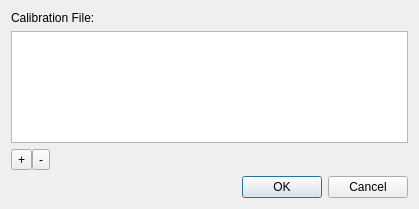
Old version of the form VelodyneHDL/vvCalibrationDialog.ui in the repository Kitware/VeloView.
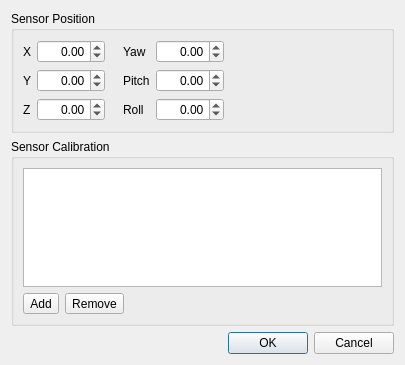
New version of the form. Icons and pictures are not drawn.

Commit message:
add sensor transform options
Extend the calibration dialog to also include the ability to specify the
sensor position and orientation. Do some general clean-up of the dialog
while we're at it. Move invocation of the dialog to applogic.py so that
we can retrieve the transform (as it can't readily be passed as a string
to runPython()). Apply transform when reading points.

```diff
--- a/VelodyneHDL/vvCalibrationDialog.ui
+++ b/VelodyneHDL/vvCalibrationDialog.ui
@@ -6,46 +6,235 @@
    <rect>
     <x>0</x>
     <y>0</y>
-    <width>419</width>
-    <height>209</height>
+    <width>405</width>
+    <height>365</height>
    </rect>
   </property>
   <property name="windowTitle">
    <string>Calibration File</string>
   </property>
-  <layout class="QGridLayout" name="gridLayout">
-   <item row="0" column="0" colspan="2">
-    <widget class="QLabel" name="label">
-     <property name="text">
-      <string>Calibration File:</string>
+  <layout class="QVBoxLayout" name="verticalLayout">
+   <item>
+    <widget class="QGroupBox" name="PositionGroup">
+     <property name="title">
+      <string>Sensor Position</string>
      </property>
+     <layout class="QHBoxLayout" name="horizontalLayout">
+      <item>
+       <layout class="QFormLayout" name="RotationLayout">
+        <item row="0" column="0">
+         <widget class="QLabel" name="OriginXLabel">
+          <property name="text">
+           <string>X</string>
+          </property>
+         </widget>
+        </item>
+        <item row="0" column="1">
+         <widget class="QDoubleSpinBox" name="OriginXSpinBox">
+          <property name="alignment">
+           <set>Qt::AlignRight|Qt::AlignTrailing|Qt::AlignVCenter</set>
+          </property>
+          <property name="minimum">
+           <double>-100.000000000000000</double>
+          </property>
+          <property name="maximum">
+           <double>100.000000000000000</double>
+          </property>
+         </widget>
+        </item>
+        <item row="1" column="0">
+         <widget class="QLabel" name="OriginYLabel">
+          <property name="text">
+           <string>Y</string>
+          </property>
+         </widget>
+        </item>
+        <item row="1" column="1">
+         <widget class="QDoubleSpinBox" name="OriginYSpinBox">
+          <property name="alignment">
+           <set>Qt::AlignRight|Qt::AlignTrailing|Qt::AlignVCenter</set>
+          </property>
+          <property name="minimum">
+           <double>-100.000000000000000</double>
+          </property>
+          <property name="maximum">
+           <double>100.000000000000000</double>
+          </property>
+         </widget>
+        </item>
+        <item row="2" column="0">
+         <widget class="QLabel" name="OriginZLabel">
+          <property name="text">
+           <string>Z</string>
+          </property>
+         </widget>
+        </item>
+        <item row="2" column="1">
+         <widget class="QDoubleSpinBox" name="OriginZSpinBox">
+          <property name="alignment">
+           <set>Qt::AlignRight|Qt::AlignTrailing|Qt::AlignVCenter</set>
+          </property>
+          <property name="minimum">
+           <double>-100.000000000000000</double>
+          </property>
+          <property name="maximum">
+           <double>100.000000000000000</double>
+          </property>
+         </widget>
+        </item>
+       </layout>
+      </item>
+      <item>
+       <spacer name="horizontalSpacer_3">
+        <property name="orientation">
+         <enum>Qt::Horizontal</enum>
+        </property>
+        <property name="sizeType">
+         <enum>QSizePolicy::Fixed</enum>
+        </property>
+        <property name="sizeHint" stdset="0">
+         <size>
+          <width>12</width>
+          <height>20</height>
+         </size>
+        </property>
+       </spacer>
+      </item>
+      <item>
+       <layout class="QFormLayout" name="OriginLayout">
+        <property name="fieldGrowthPolicy">
+         <enum>QFormLayout::AllNonFixedFieldsGrow</enum>
+        </property>
+        <item row="0" column="0">
+         <widget class="QLabel" name="YawLabel">
+          <property name="text">
+           <string>Yaw</string>
+          </property>
+         </widget>
+        </item>
+        <item row="0" column="1">
+         <widget class="QDoubleSpinBox" name="YawSpinBox">
+          <property name="alignment">
+           <set>Qt::AlignRight|Qt::AlignTrailing|Qt::AlignVCenter</set>
+          </property>
+          <property name="minimum">
+           <double>-360.000000000000000</double>
+          </property>
+          <property name="maximum">
+           <double>360.000000000000000</double>
+          </property>
+         </widget>
+        </item>
+        <item row="1" column="0">
+         <widget class="QLabel" name="PitchLabel">
+          <property name="text">
+           <string>Pitch</string>
+          </property>
+         </widget>
+        </item>
+        <item row="1" column="1">
+         <widget class="QDoubleSpinBox" name="PitchSpinBox">
+          <property name="alignment">
+           <set>Qt::AlignRight|Qt::AlignTrailing|Qt::AlignVCenter</set>
+          </property>
+          <property name="minimum">
+           <double>-90.000000000000000</double>
+          </property>
+          <property name="maximum">
+           <double>90.000000000000000</double>
+          </property>
+         </widget>
+        </item>
+        <item row="2" column="0">
+         <widget class="QLabel" name="RollLabel">
+          <property name="text">
+           <string>Roll</string>
+          </property>
+         </widget>
+        </item>
+        <item row="2" column="1">
+         <widget class="QDoubleSpinBox" name="RollSpinBox">
+          <property name="alignment">
+           <set>Qt::AlignRight|Qt::AlignTrailing|Qt::AlignVCenter</set>
+          </property>
+          <property name="minimum">
+           <double>-180.000000000000000</double>
+          </property>
+          <property name="maximum">
+           <double>180.000000000000000</double>
+          </property>
+         </widget>
+        </item>
+       </layout>
+      </item>
+      <item>
+       <spacer name="horizontalSpacer_2">
+        <property name="orientation">
+         <enum>Qt::Horizontal</enum>
+        </property>
+        <property name="sizeHint" stdset="0">
+         <size>
+          <width>149</width>
+          <height>20</height>
+         </size>
+        </property>
+       </spacer>
+      </item>
+     </layout>
     </widget>
    </item>
-   <item row="1" column="0" colspan="2">
-    <widget class="QListWidget" name="ListWidget"/>
-   </item>
-   <item row="2" column="0">
-    <layout class="QHBoxLayout" name="horizontalLayout">
-     <property name="spacing">
-      <number>0</number>
+   <item>
+    <widget class="QGroupBox" name="CalibrationGroup">
+     <property name="title">
+      <string>Sensor Calibration</string>
      </property>
-     <item>
-      <widget class="QToolButton" name="AddButton">
-       <property name="text">
-        <string>+</string>
-       </property>
-      </widget>
-     </item>
-     <item>
-      <widget class="QToolButton" name="RemoveButton">
-       <property name="text">
-        <string>-</string>
-       </property>
-      </widget>
-     </item>
-    </layout>
+     <layout class="QGridLayout" name="gridLayout">
+      <item row="0" column="0" colspan="3">
+       <widget class="QListWidget" name="ListWidget"/>
+      </item>
+      <item row="1" column="0">
+       <widget class="QToolButton" name="AddButton">
+        <property name="text">
+         <string>Add</string>
+        </property>
+        <property name="icon">
+         <iconset theme="list-add"/>
+        </property>
+        <property name="toolButtonStyle">
+         <enum>Qt::ToolButtonTextBesideIcon</enum>
+        </property>
+       </widget>
+      </item>
+      <item row="1" column="1">
+       <widget class="QToolButton" name="RemoveButton">
+        <property name="text">
+         <string>Remove</string>
+        </property>
+        <property name="icon">
+         <iconset theme="list-remove"/>
+        </property>
+        <property name="toolButtonStyle">
+         <enum>Qt::ToolButtonTextBesideIcon</enum>
+        </property>
+       </widget>
+      </item>
+      <item row="1" column="2">
+       <spacer name="horizontalSpacer">
+        <property name="orientation">
+         <enum>Qt::Horizontal</enum>
+        </property>
+        <property name="sizeHint" stdset="0">
+         <size>
+          <width>224</width>
+          <height>20</height>
+         </size>
+        </property>
+       </spacer>
+      </item>
+     </layout>
+    </widget>
    </item>
-   <item row="3" column="1">
+   <item>
     <widget class="QDialogButtonBox" name="ButtonBox">
      <property name="orientation">
       <enum>Qt::Horizontal</enum>
```
Left out of the diff: 2 changed lines with no effect on the pictures. The commit also changes 6 other files.
